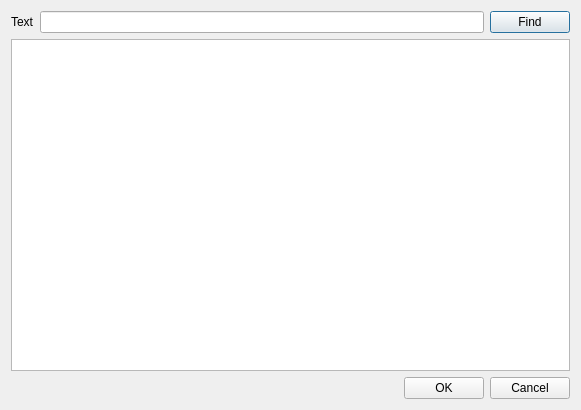
Before: the Qt Designer form ui/changethumb.ui in jlbrd/qmagneto, drawn with Qt 5.
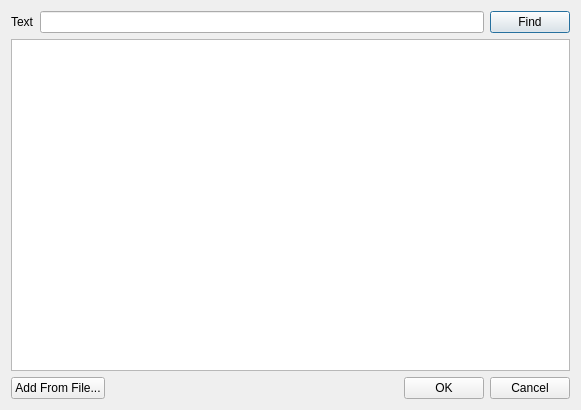
After: the same form once the commit is applied.

```diff
--- a/ui/changethumb.ui
+++ b/ui/changethumb.ui
@@ -47,14 +47,24 @@
    <item row="2" column="0">
     <layout class="QHBoxLayout" name="horizontalLayout">
      <item>
-      <layout class="QHBoxLayout">
-       <property name="spacing">
-        <number>6</number>
+      <widget class="QPushButton" name="addButton">
+       <property name="text">
+        <string>Add From File...</string>
        </property>
-       <property name="margin">
-        <number>0</number>
+      </widget>
+     </item>
+     <item>
+      <spacer name="horizontalSpacer">
+       <property name="orientation">
+        <enum>Qt::Horizontal</enum>
        </property>
-      </layout>
+       <property name="sizeHint" stdset="0">
+        <size>
+         <width>40</width>
+         <height>20</height>
+        </size>
+       </property>
+      </spacer>
      </item>
      <item>
       <widget class="QDialogButtonBox" name="buttonBox">
```
